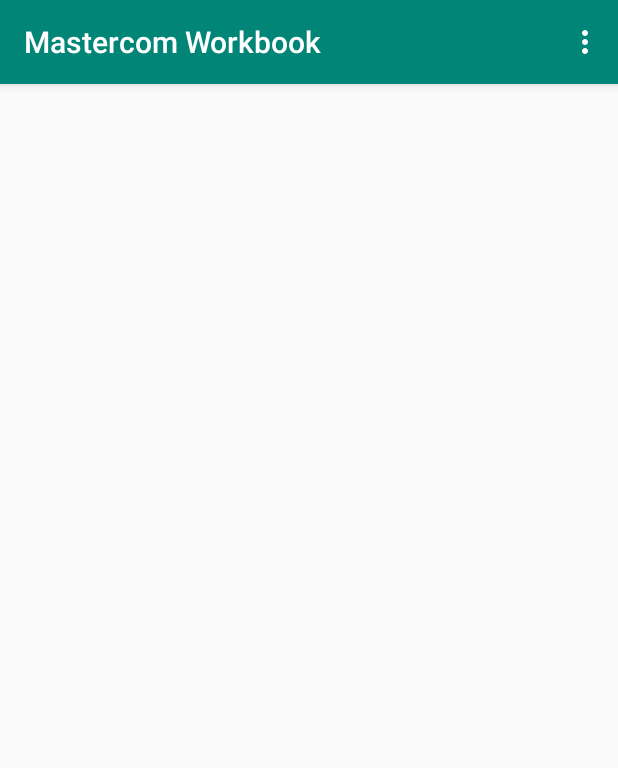
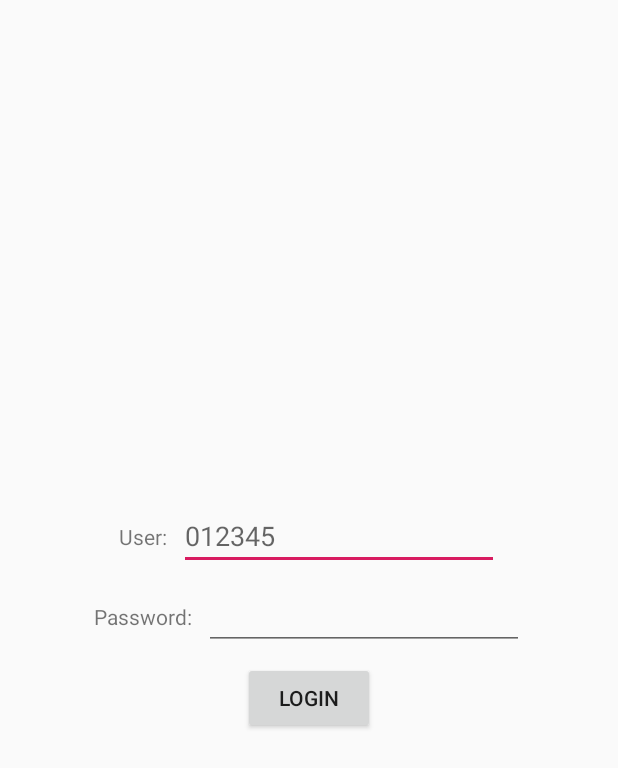
Before and after one commit to Stypox/quadermas, an Android app: the screen it shows after launch (MainActivity before the commit, LoginDialog after it), on a phone screen of 412 x 824 dp. Shown: the top 768 px of the screen. Run offline under Robolectric (Android 15) with nearby library versions, the phone set to English and light mode, and no system bars; 1 statement that could not run was skipped.

Commit message:
Add login dialog
For now it only works once, so if the user enters wrong credentials, there is no way back.

```diff
--- a/android/app/src/main/AndroidManifest.xml
+++ b/android/app/src/main/AndroidManifest.xml
@@ -22,5 +22,6 @@
             </intent-filter>
         </activity>
         <activity android:name=".view.SubjectActivity" />
+        <activity android:name=".login.LoginDialog" />
     </application>
 </manifest>
--- a/android/app/src/main/java/com/stypox/mastercom_workbook/MainActivity.java
+++ b/android/app/src/main/java/com/stypox/mastercom_workbook/MainActivity.java
@@ -23,6 +23,8 @@ import com.stypox.mastercom_workbook.extractor.AuthenticationCallback;
 import com.stypox.mastercom_workbook.extractor.Extractor;
 import com.stypox.mastercom_workbook.extractor.FetchMarksCallback;
 import com.stypox.mastercom_workbook.extractor.FetchSubjectsCallback;
+import com.stypox.mastercom_workbook.login.LoginData;
+import com.stypox.mastercom_workbook.login.LoginDialog;
 import com.stypox.mastercom_workbook.view.SubjectItem;
 
 import java.util.ArrayList;
@@ -50,18 +52,13 @@ public class MainActivity extends AppCompatActivity
             }
         });
 
+        if (!LoginData.isLoggedIn(getApplicationContext())) {
+            Intent intent = new Intent(this, LoginDialog.class);
+            startActivity(intent);
+        }
+
         refreshLayout.setRefreshing(true);
         authenticate();
-
-        /*FloatingActionButton fab = findViewById(R.id.fab);
-        fab.setOnClickListener(new View.OnClickListener() {
-            @Override
-            public void onClick(View v) {
-                Intent openSubjectActivity = new Intent(MainActivity.this, SubjectActivity.class);
-                //toolbar.collapseActionView();
-                MainActivity.this.startActivity(openSubjectActivity);
-            }
-        });*/
 
         /*FloatingActionButton fab = findViewById(R.id.fab);
         fab.setOnClickListener(new View.OnClickListener() {
@@ -90,7 +87,7 @@ public class MainActivity extends AppCompatActivity
     /////////////
 
     private void authenticate() {
-        Extractor.authenticate("", "", new AuthenticationCallback() {
+        Extractor.authenticate(LoginData.getUser(getApplicationContext()), LoginData.getPassword(getApplicationContext()), new AuthenticationCallback() {
             @Override
             public void onAuthenticationCompleted(String fullName) {
                 MainActivity.this.onAuthenticationCompleted(fullName);
--- /dev/null
+++ b/android/app/src/main/java/com/stypox/mastercom_workbook/login/LoginData.java
@@ -0,0 +1,32 @@
+package com.stypox.mastercom_workbook.login;
+
+import android.content.Context;
+import android.content.SharedPreferences;
+
+public class LoginData {
+    private static final String loginPreferenceKey = "login";
+    private static final String passwordKey = "password";
+    private static final String userKey = "user";
+
+    public static boolean isLoggedIn(Context context) {
+        SharedPreferences sp = context.getSharedPreferences(loginPreferenceKey, Context.MODE_PRIVATE);
+        return sp.getString(passwordKey, null) != null;
+    }
+
+    public static String getUser(Context context) {
+        SharedPreferences sp = context.getSharedPreferences(loginPreferenceKey, Context.MODE_PRIVATE);
+        return sp.getString(userKey, null);
+    }
+    public static String getPassword(Context context) {
+        SharedPreferences sp = context.getSharedPreferences(loginPreferenceKey, Context.MODE_PRIVATE);
+        return sp.getString(passwordKey, null);
+    }
+
+    public static void setCredentials(Context context, String user, String password) {
+        SharedPreferences sp = context.getSharedPreferences(loginPreferenceKey, Context.MODE_PRIVATE);
+        SharedPreferences.Editor editor = sp.edit();
+        editor.putString(userKey, user);
+        editor.putString(passwordKey, password);
+        editor.apply();
+    }
+}
--- /dev/null
+++ b/android/app/src/main/java/com/stypox/mastercom_workbook/login/LoginDialog.java
@@ -0,0 +1,37 @@
+package com.stypox.mastercom_workbook.login;
+
+import android.os.Bundle;
+import android.support.v7.app.AppCompatActivity;
+import android.view.View;
+import android.widget.Button;
+import android.widget.EditText;
+
+import com.stypox.mastercom_workbook.R;
+
+public class LoginDialog extends AppCompatActivity {
+    private EditText userEdit;
+    private EditText passwordEdit;
+
+    @Override
+    protected void onCreate(Bundle savedInstanceState) {
+        super.onCreate(savedInstanceState);
+        setContentView(R.layout.login_dialog);
+
+        userEdit = findViewById(R.id.userEdit);
+        passwordEdit = findViewById(R.id.passwordEdit);
+
+        Button loginButton = findViewById(R.id.loginButton);
+        loginButton.setOnClickListener(new View.OnClickListener() {
+            @Override
+            public void onClick(View v) {
+                String user = userEdit.getText().toString();
+                String password = passwordEdit.getText().toString();
+
+                // TODO check if credentials are ok
+
+                LoginData.setCredentials(getApplicationContext(), user, password);
+                finish();
+            }
+        });
+    }
+}
--- /dev/null
+++ b/android/app/src/main/res/layout/login_dialog.xml
@@ -0,0 +1,102 @@
+<?xml version="1.0" encoding="utf-8"?>
+<android.support.constraint.ConstraintLayout
+    xmlns:android="http://schemas.android.com/apk/res/android"
+    xmlns:app="http://schemas.android.com/apk/res-auto"
+    xmlns:tools="http://schemas.android.com/tools"
+    android:layout_width="match_parent"
+    android:layout_height="match_parent">
+
+    <android.support.constraint.ConstraintLayout
+        android:id="@+id/constraintLayout5"
+        android:layout_width="wrap_content"
+        android:layout_height="wrap_content"
+        android:layout_marginStart="8dp"
+        android:layout_marginLeft="8dp"
+        android:layout_marginTop="8dp"
+        android:layout_marginEnd="8dp"
+        android:layout_marginRight="8dp"
+        android:layout_marginBottom="8dp"
+        app:layout_constraintBottom_toBottomOf="parent"
+        app:layout_constraintEnd_toEndOf="parent"
+        app:layout_constraintStart_toStartOf="parent"
+        app:layout_constraintTop_toTopOf="parent">
+
+        <Button
+            android:id="@+id/loginButton"
+            android:layout_width="wrap_content"
+            android:layout_height="wrap_content"
+            android:layout_marginTop="8dp"
+            android:text="@string/login_login"
+            app:layout_constraintBottom_toBottomOf="parent"
+            app:layout_constraintEnd_toEndOf="parent"
+            app:layout_constraintStart_toStartOf="parent"
+            app:layout_constraintTop_toBottomOf="@+id/constraintLayout4" />
+
+        <android.support.constraint.ConstraintLayout
+            android:id="@+id/constraintLayout6"
+            android:layout_width="wrap_content"
+            android:layout_height="wrap_content"
+            app:layout_constraintEnd_toEndOf="parent"
+            app:layout_constraintStart_toStartOf="parent"
+            app:layout_constraintTop_toTopOf="parent">
+
+            <TextView
+                android:id="@+id/textView2"
+                android:layout_width="wrap_content"
+                android:layout_height="wrap_content"
+                android:layout_marginEnd="8dp"
+                android:layout_marginRight="8dp"
+                android:text="@string/login_user"
+                app:layout_constraintBottom_toBottomOf="@+id/userEdit"
+                app:layout_constraintEnd_toStartOf="@+id/userEdit"
+                app:layout_constraintStart_toStartOf="parent"
+                app:layout_constraintTop_toTopOf="@+id/userEdit" />
+
+            <EditText
+                android:id="@+id/userEdit"
+                android:layout_width="wrap_content"
+                android:layout_height="wrap_content"
+                android:ems="10"
+                android:hint="@string/login_user_hint"
+                android:inputType="number"
+                app:layout_constraintBottom_toBottomOf="parent"
+                app:layout_constraintEnd_toEndOf="parent"
+                app:layout_constraintTop_toTopOf="parent" />
+
+        </android.support.constraint.ConstraintLayout>
+
+        <android.support.constraint.ConstraintLayout
+            android:id="@+id/constraintLayout4"
+            android:layout_width="wrap_content"
+            android:layout_height="wrap_content"
+            android:layout_marginTop="8dp"
+            app:layout_constraintEnd_toEndOf="parent"
+            app:layout_constraintHorizontal_bias="1.0"
+            app:layout_constraintStart_toStartOf="parent"
+            app:layout_constraintTop_toBottomOf="@+id/constraintLayout6">
+
+            <TextView
+                android:id="@+id/textView3"
+                android:layout_width="wrap_content"
+                android:layout_height="wrap_content"
+                android:layout_marginEnd="8dp"
+                android:layout_marginRight="8dp"
+                android:text="@string/login_password"
+                app:layout_constraintBottom_toBottomOf="@+id/passwordEdit"
+                app:layout_constraintEnd_toStartOf="@+id/passwordEdit"
+                app:layout_constraintStart_toStartOf="parent"
+                app:layout_constraintTop_toTopOf="@+id/passwordEdit" />
+
+            <EditText
+                android:id="@+id/passwordEdit"
+                android:layout_width="wrap_content"
+                android:layout_height="wrap_content"
+                android:ems="10"
+                android:inputType="textPassword"
+                app:layout_constraintBottom_toBottomOf="parent"
+                app:layout_constraintEnd_toEndOf="parent"
+                app:layout_constraintTop_toTopOf="parent" />
+        </android.support.constraint.ConstraintLayout>
+    </android.support.constraint.ConstraintLayout>
+
+</android.support.constraint.ConstraintLayout>
--- a/android/app/src/main/res/values/strings.xml
+++ b/android/app/src/main/res/values/strings.xml
@@ -27,4 +27,9 @@
     <string name="default_aim_mark">6</string>
     <string name="remaining_tests_title">Remaining tests:</string>
     <string name="default_remaining_tests">1</string>
+
+    <string name="login_user">User:</string>
+    <string name="login_user_hint">012345</string>
+    <string name="login_password">Password:</string>
+    <string name="login_login">LOGIN</string>
 </resources>
```
